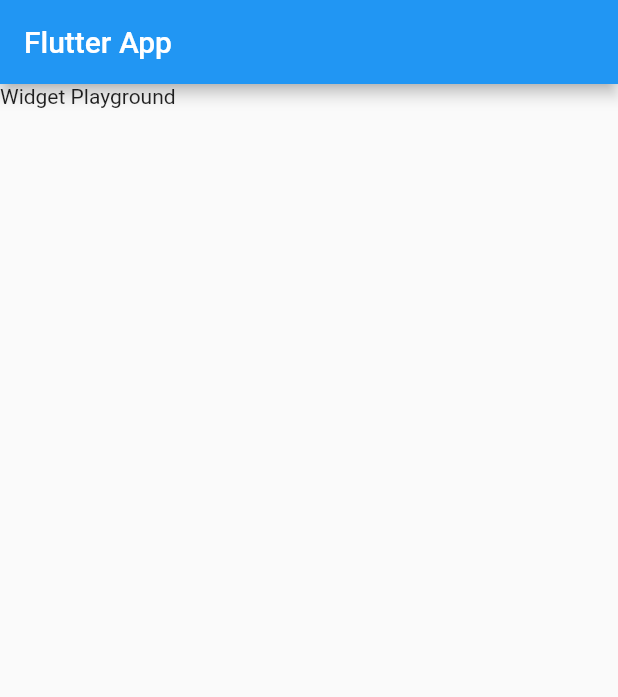
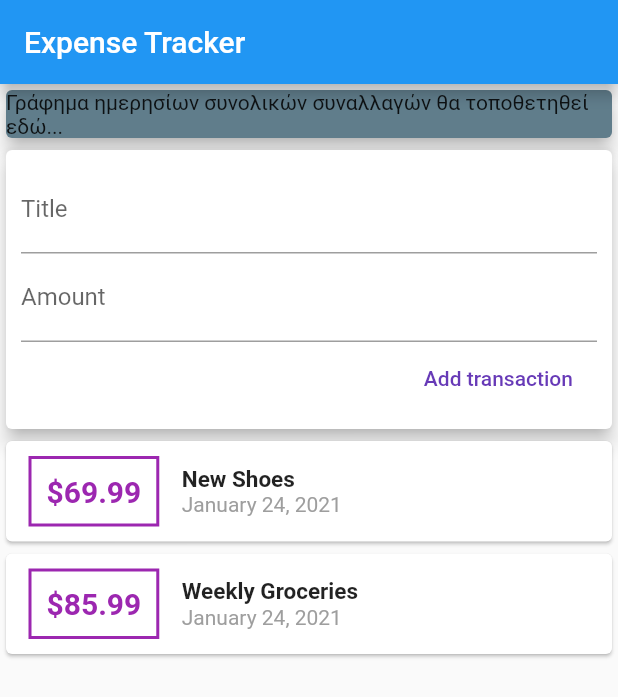
Before and after one commit to CodeZeus-dev/Expense-Tracker, a Flutter app: the screen it shows after launch, on a phone screen of 412 x 824 dp. Shown: the top 697 px of the screen. Run offline on Flutter 3.47's test engine with Material 2 defaults, Android fonts, the phone set to English and light mode, and no system bars.

```diff
--- a/lib/main.dart
+++ b/lib/main.dart
@@ -1,4 +1,7 @@
 import 'package:flutter/material.dart';
+import 'package:intl/intl.dart';
+
+import './transaction.dart';
 
 void main() => runApp(MyApp());
 
@@ -6,21 +9,130 @@ class MyApp extends StatelessWidget {
   @override
   Widget build(BuildContext context) {
     return MaterialApp(
-      title: 'Flutter App',
+      title: 'Expense Tracker',
       home: MyHomePage(),
     );
   }
 }
 
 class MyHomePage extends StatelessWidget {
+  final List<Transaction> transactions = [
+    Transaction(
+      id: 't1',
+      title: 'New Shoes',
+      amount: 69.99,
+      date: DateTime.now(),
+    ),
+    Transaction(
+      id: 't2',
+      title: 'Weekly Groceries',
+      amount: 85.99,
+      date: DateTime.now(),
+    )
+  ];
+
+  final titleController = TextEditingController();
+  final amountController = TextEditingController();
+
   @override
   Widget build(BuildContext context) {
     return Scaffold(
       appBar: AppBar(
-        title: Text('Flutter App'),
+        title: Text('Expense Tracker'),
       ),
-      body: Text(
-        'Widget Playground',
+      body: Column(
+        // mainAxisAlignment: MainAxisAlignment.start,
+        crossAxisAlignment: CrossAxisAlignment.stretch,
+        children: <Widget>[
+          Container(
+            width: double.infinity,
+            child: Card(
+              color: Colors.blueGrey,
+              child: Text(
+                  'Γράφημα ημερησίων συνολικών συναλλαγών θα τοποθετηθεί εδώ...'),
+              elevation: 5,
+            ),
+          ),
+          Card(
+            elevation: 5,
+            child: Container(
+              padding: EdgeInsets.all(10),
+              child: Column(
+                crossAxisAlignment: CrossAxisAlignment.end,
+                children: <Widget>[
+                  TextField(
+                    decoration: InputDecoration(
+                      labelText: 'Title',
+                    ),
+                    controller: titleController,
+                  ),
+                  TextField(
+                    decoration: InputDecoration(
+                      labelText: 'Amount',
+                    ),
+                    controller: amountController,
+                  ),
+                  FlatButton(
+                    child: Text('Add transaction'),
+                    textColor: Colors.deepPurple,
+                    onPressed: () {},
+                  ),
+                ],
+              ),
+            ),
+          ),
+          Column(
+            children: transactions.map((tx) {
+              return Card(
+                child: Row(
+                  children: <Widget>[
+                    Container(
+                      margin: EdgeInsets.symmetric(
+                        vertical: 10,
+                        horizontal: 15,
+                      ),
+                      decoration: BoxDecoration(
+                        border: Border.all(
+                          color: Colors.purple,
+                          width: 2,
+                        ),
+                      ),
+                      padding: EdgeInsets.all(
+                        10,
+                      ),
+                      child: Text(
+                        '\$${tx.amount}',
+                        style: TextStyle(
+                          fontWeight: FontWeight.bold,
+                          fontSize: 20,
+                          color: Colors.purple,
+                        ),
+                      ),
+                    ),
+                    Column(
+                      crossAxisAlignment: CrossAxisAlignment.start,
+                      children: <Widget>[
+                        Text(
+                          tx.title,
+                          style: TextStyle(
+                            fontWeight: FontWeight.bold,
+                            fontSize: 15,
+                          ),
+                        ),
+                        Text(
+                          DateFormat.yMMMMd().format(tx.date),
+                          style: TextStyle(
+                            color: Colors.grey,
+                          ),
+                        ),
+                      ],
+                    )
+                  ],
+                ),
+              );
+            }).toList(),
+          ),
+        ],
       ),
     );
   }
--- /dev/null
+++ b/lib/transaction.dart
@@ -0,0 +1,15 @@
+import 'package:flutter/foundation.dart';
+
+class Transaction {
+  final String id;
+  final String title;
+  final double amount;
+  final DateTime date;
+
+  Transaction({
+    @required this.id,
+    @required this.title,
+    @required this.amount,
+    @required this.date
+  });
+}
--- a/pubspec.yaml
+++ b/pubspec.yaml
@@ -23,7 +23,7 @@ environment:
 dependencies:
   flutter:
     sdk: flutter
-
+  intl: ^0.16.1
 
   # The following adds the Cupertino Icons font to your application.
   # Use with the CupertinoIcons class for iOS style icons.
```
Also changed, not shown: pubspec.lock.
